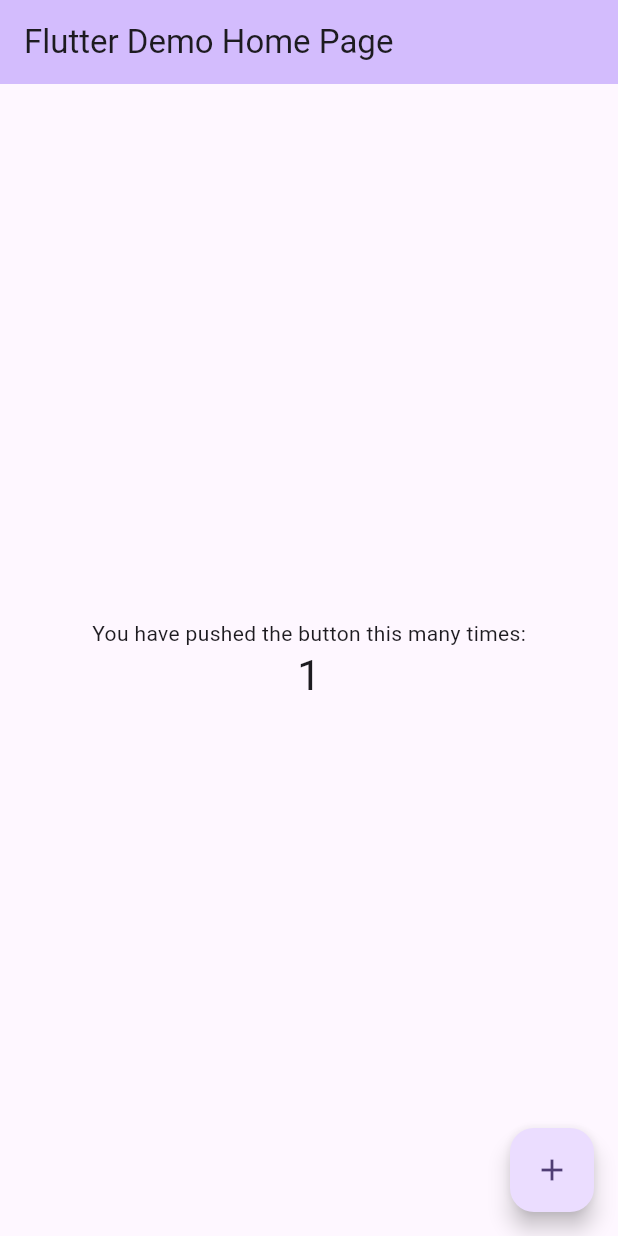
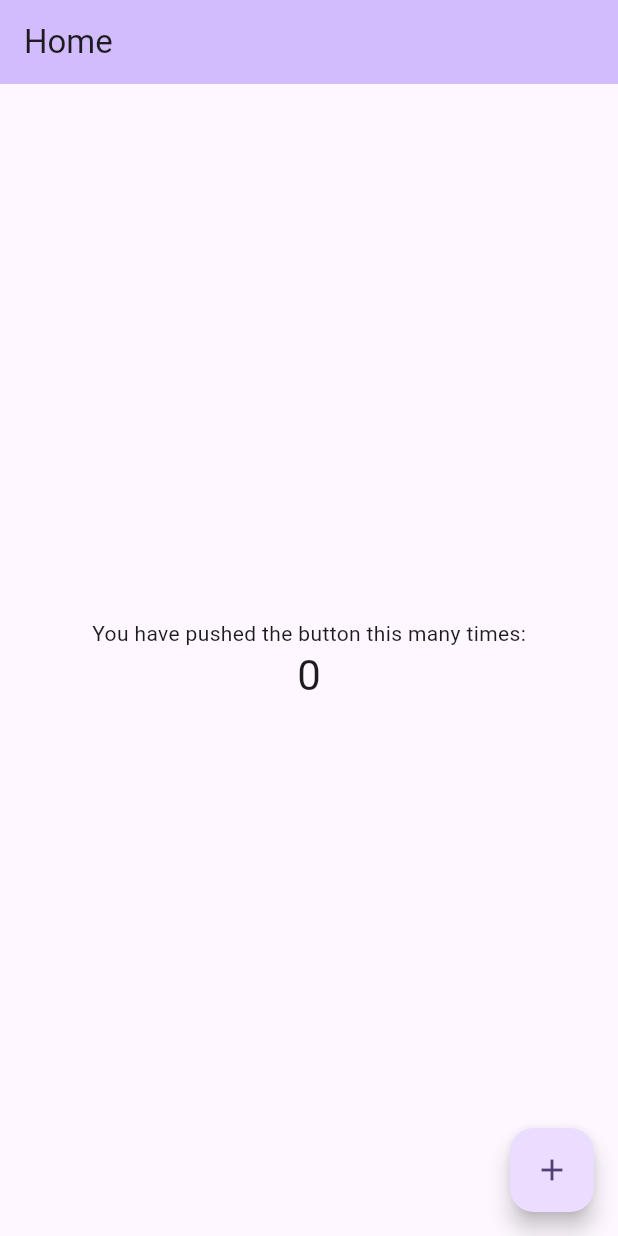
Before and after one commit to Dangere/syncora-frontend, a Flutter app: the screen it shows after launch, after a tap on the "add" icon, on a phone screen of 412 x 824 dp. Run offline on Flutter 3.47's test engine with Material 3 defaults, Android fonts, the phone set to English and light mode, and no system bars; our stand-ins replace flutter_riverpod, go_router.

Commit message:
Added go_route package and flutter_riverpod and implemented basic routing

```diff
--- /dev/null
+++ b/lib/features/home/view/page/home_screen.dart
@@ -0,0 +1,44 @@
+import 'package:flutter/material.dart';
+import 'package:flutter_riverpod/flutter_riverpod.dart';
+
+class HomeScreen extends ConsumerWidget {
+  const HomeScreen({super.key, required this.title});
+
+  final String title;
+
+  @override
+  Widget build(BuildContext context, WidgetRef ref) {
+    int counter = 0;
+
+    void incrementCounter() {
+      //increase counter
+      counter++;
+    }
+
+    return Scaffold(
+      appBar: AppBar(
+        backgroundColor: Theme.of(context).colorScheme.inversePrimary,
+        title: Text(title),
+      ),
+      body: Center(
+        child: Column(
+          mainAxisAlignment: MainAxisAlignment.center,
+          children: <Widget>[
+            const Text(
+              'You have pushed the button this many times:',
+            ),
+            Text(
+              '$counter',
+              style: Theme.of(context).textTheme.headlineMedium,
+            ),
+          ],
+        ),
+      ),
+      floatingActionButton: FloatingActionButton(
+        onPressed: incrementCounter,
+        tooltip: 'Increment',
+        child: const Icon(Icons.add),
+      ), // This trailing comma makes auto-formatting nicer for build methods.
+    );
+  }
+}
--- a/lib/main.dart
+++ b/lib/main.dart
@@ -1,4 +1,5 @@
 import 'package:flutter/material.dart';
+import 'package:syncora_frontend/router.dart';
 
 void main() {
   runApp(const MyApp());
@@ -10,116 +11,12 @@ class MyApp extends StatelessWidget {
   // This widget is the root of your application.
   @override
   Widget build(BuildContext context) {
-    return MaterialApp(
-      title: 'Flutter Demo',
-      theme: ThemeData(
-        // This is the theme of your application.
-        //
-        // TRY THIS: Try running your application with "flutter run". You'll see
-        // the application has a purple toolbar. Then, without quitting the app,
-        // try changing the seedColor in the colorScheme below to Colors.green
-        // and then invoke "hot reload" (save your changes or press the "hot
-        // reload" button in a Flutter-supported IDE, or press "r" if you used
-        // the command line to start the app).
-        //
-        // Notice that the counter didn't reset back to zero; the application
-        // state is not lost during the reload. To reset the state, use hot
-        // restart instead.
-        //
-        // This works for code too, not just values: Most code changes can be
-        // tested with just a hot reload.
-        colorScheme: ColorScheme.fromSeed(seedColor: Colors.deepPurple),
-        useMaterial3: true,
-      ),
-      home: const MyHomePage(title: 'Flutter Demo Home Page'),
-    );
+    return MaterialApp.router(
+        routerConfig: router,
+        title: 'Flutter Demo',
+        theme: ThemeData(
+          colorScheme: ColorScheme.fromSeed(seedColor: Colors.deepPurple),
+          useMaterial3: true,
+        ));
   }
 }
-
-class MyHomePage extends StatefulWidget {
-  const MyHomePage({super.key, required this.title});
-
-  // This widget is the home page of your application. It is stateful, meaning
-  // that it has a State object (defined below) that contains fields that affect
-  // how it looks.
-
-  // This class is the configuration for the state. It holds the values (in this
-  // case the title) provided by the parent (in this case the App widget) and
-  // used by the build method of the State. Fields in a Widget subclass are
-  // always marked "final".
-
-  final String title;
-
-  @override
-  State<MyHomePage> createState() => _MyHomePageState();
-}
-
-class _MyHomePageState extends State<MyHomePage> {
-  int _counter = 0;
-
-  void _incrementCounter() {
-    setState(() {
-      // This call to setState tells the Flutter framework that something has
-      // changed in this State, which causes it to rerun the build method below
-      // so that the display can reflect the updated values. If we changed
-      // _counter without calling setState(), then the build method would not be
-      // called again, and so nothing would appear to happen.
-      _counter++;
-    });
-  }
-
-  @override
-  Widget build(BuildContext context) {
-    // This method is rerun every time setState is called, for instance as done
-    // by the _incrementCounter method above.
-    //
-    // The Flutter framework has been optimized to make rerunning build methods
-    // fast, so that you can just rebuild anything that needs updating rather
-    // than having to individually change instances of widgets.
-    return Scaffold(
-      appBar: AppBar(
-        // TRY THIS: Try changing the color here to a specific color (to
-        // Colors.amber, perhaps?) and trigger a hot reload to see the AppBar
-        // change color while the other colors stay the same.
-        backgroundColor: Theme.of(context).colorScheme.inversePrimary,
-        // Here we take the value from the MyHomePage object that was created by
-        // the App.build method, and use it to set our appbar title.
-        title: Text(widget.title),
-      ),
-      body: Center(
-        // Center is a layout widget. It takes a single child and positions it
-        // in the middle of the parent.
-        child: Column(
-          // Column is also a layout widget. It takes a list of children and
-          // arranges them vertically. By default, it sizes itself to fit its
-          // children horizontally, and tries to be as tall as its parent.
-          //
-          // Column has various properties to control how it sizes itself and
-          // how it positions its children. Here we use mainAxisAlignment to
-          // center the children vertically; the main axis here is the vertical
-          // axis because Columns are vertical (the cross axis would be
-          // horizontal).
-          //
-          // TRY THIS: Invoke "debug painting" (choose the "Toggle Debug Paint"
-          // action in the IDE, or press "p" in the console), to see the
-          // wireframe for each widget.
-          mainAxisAlignment: MainAxisAlignment.center,
-          children: <Widget>[
-            const Text(
-              'You have pushed the button this many times:',
-            ),
-            Text(
-              '$_counter',
-              style: Theme.of(context).textTheme.headlineMedium,
-            ),
-          ],
-        ),
-      ),
-      floatingActionButton: FloatingActionButton(
-        onPressed: _incrementCounter,
-        tooltip: 'Increment',
-        child: const Icon(Icons.add),
-      ), // This trailing comma makes auto-formatting nicer for build methods.
-    );
-  }
-}
--- /dev/null
+++ b/lib/router.dart
@@ -0,0 +1,20 @@
+import 'package:go_router/go_router.dart';
+import 'package:syncora_frontend/features/home/view/page/home_screen.dart';
+
+// GoRouter configuration
+final router = GoRouter(
+  initialLocation: '/',
+  routes: [
+    GoRoute(
+      name:
+          'home', // Optional, add name to your routes. Allows you navigate by name instead of path
+      path: '/',
+
+      builder: (context, state) {
+        return const HomeScreen(
+          title: "Home",
+        );
+      },
+    ),
+  ],
+);
--- a/pubspec.yaml
+++ b/pubspec.yaml
@@ -35,6 +35,8 @@ dependencies:
   # The following adds the Cupertino Icons font to your application.
   # Use with the CupertinoIcons class for iOS style icons.
   cupertino_icons: ^1.0.6
+  go_router: ^14.6.2
+  flutter_riverpod: ^2.6.1
 
 dev_dependencies:
   flutter_test:
```
Also changed, not shown: pubspec.lock.
